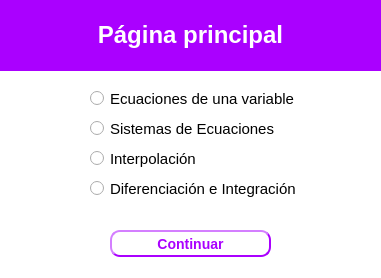
The window that UI/principal.ui (dhoyoso/AnalisisNumerico) describes before a commit, drawn with Qt 5.
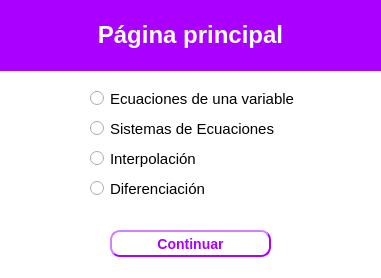
The same window after the commit.

Diff of the .ui file:
```diff
--- a/UI/principal.ui
+++ b/UI/principal.ui
@@ -60,7 +60,7 @@
     </font>
    </property>
    <property name="text">
-    <string>Diferenciación e Integración</string>
+    <string>Diferenciación</string>
    </property>
    <property name="iconSize">
     <size>
```
